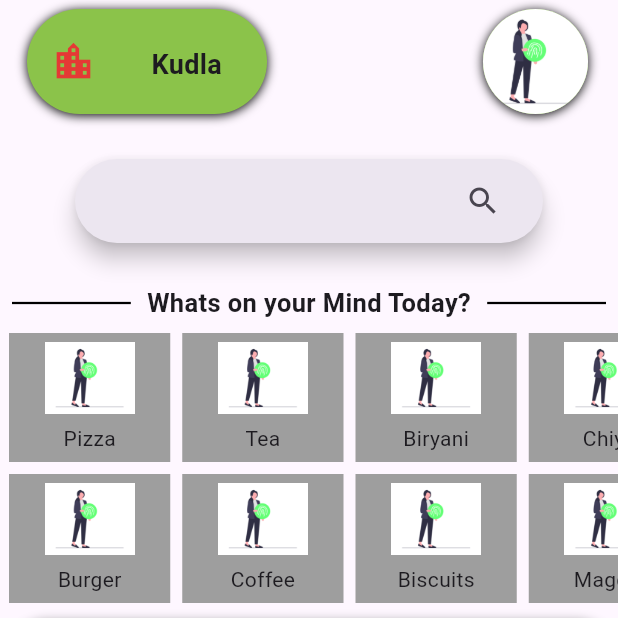
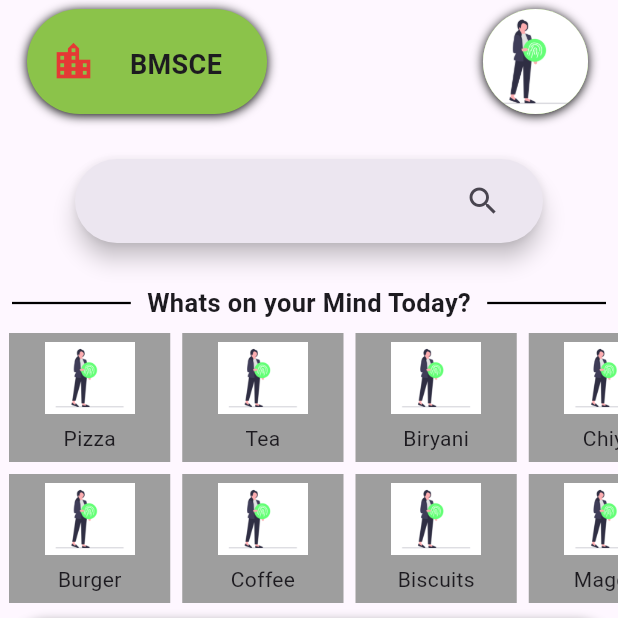
Before and after one commit to Nithin-47/queue_buster, a Flutter app: the screen it shows after launch, on a phone screen of 412 x 824 dp, the top half of it. Run offline on Flutter 3.47's test engine with Material 3 defaults, Android fonts, the phone set to English and light mode, and no system bars; our stand-ins replace flutter_spinkit, go_router, hive, hive_flutter, supabase_flutter; accounts and stored records are empty; generated files the repository leaves out were written again.

Commit message:
changed location

```diff
--- a/lib/pages/home.dart
+++ b/lib/pages/home.dart
@@ -117,7 +117,7 @@ class _HomePageState extends State<HomePage> {
                           const Padding(
                             padding: EdgeInsets.only(top: 5, right: 30),
                             child: Text(
-                              'Kudla',
+                              'BMSCE',
                               style: TextStyle(
                                 fontWeight: FontWeight.bold,
                                 fontSize: 18,
```
